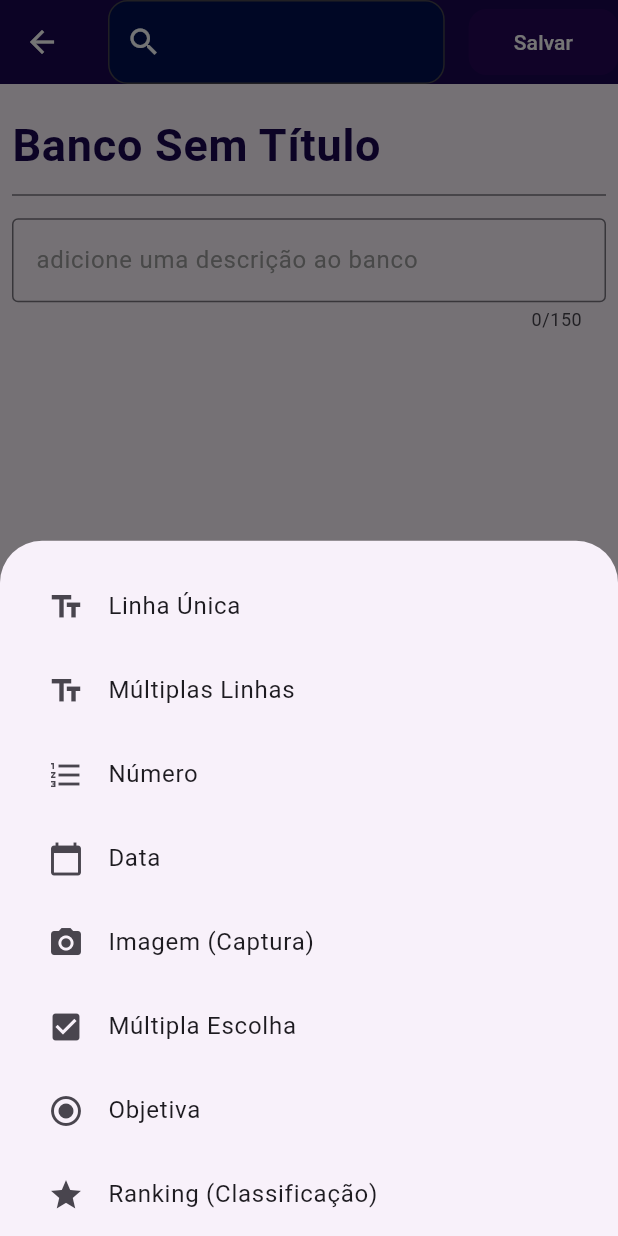
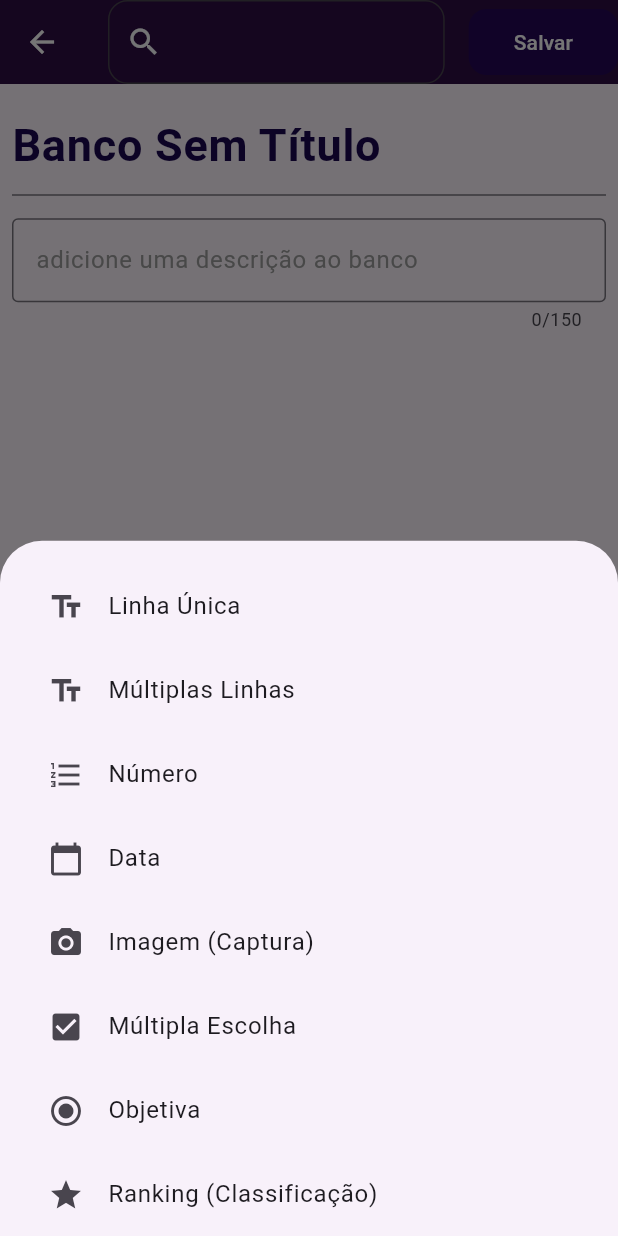
Before and after one commit to RayDaBahia/Engenharia-de-Software, a Flutter app: the CrudBancoQuestoes screen opened by its route, after a tap on the "add" icon, on a phone screen of 412 x 824 dp. Run offline on Flutter 3.47's test engine with Material 3 defaults, Android fonts, the phone set to English and light mode, and no system bars; our stand-ins replace cloud_firestore, firebase_auth, firebase_core, google_sign_in, hive, hive_flutter and 1 more; accounts and stored records are empty.

Commit message:
ajeitando cor

```diff
--- a/uesb_forms/lib/Componentes/menu_lateral.dart
+++ b/uesb_forms/lib/Componentes/menu_lateral.dart
@@ -36,7 +36,7 @@ class MenuLateral extends StatelessWidget {
                 color: Colors.white,
               ),
             ),
-            backgroundColor: const Color.fromARGB(255, 27, 7, 80),
+            backgroundColor:const Color.fromARGB(255, 45, 12, 68),
           ),
           ListTile(
             leading: const Icon(Icons.description),
--- a/uesb_forms/lib/Telas/BancoDeQuestoes/Meus_Bancos.dart
+++ b/uesb_forms/lib/Telas/BancoDeQuestoes/Meus_Bancos.dart
@@ -48,7 +48,7 @@ class _MeusBancosState extends State<MeusBancos> {
       drawer: isFormulario ? null : MenuLateral(),
       appBar: AppBar(
         iconTheme: const IconThemeData(color: Colors.white),
-        backgroundColor: const Color.fromARGB(255, 27, 7, 80),
+        backgroundColor: const Color.fromARGB(255, 45, 12, 68),
         leading: isFormulario
             ? IconButton(
                 icon: const Icon(Icons.arrow_back, color: Colors.white),
--- a/uesb_forms/lib/Telas/BancoDeQuestoes/crud_Banco_Questoes.dart
+++ b/uesb_forms/lib/Telas/BancoDeQuestoes/crud_Banco_Questoes.dart
@@ -83,12 +83,12 @@ class _CrudBancoQuestoesState extends State<CrudBancoQuestoes> {
 
     return Scaffold(
       appBar: AppBar(
-        backgroundColor: const Color.fromARGB(255, 27, 7, 80),
+        backgroundColor: const Color.fromARGB(255, 45, 12, 68),
         title: TextField(
           controller: _questaoFiltro,
           decoration: InputDecoration(
             filled: true,
-            fillColor: const Color.fromARGB(249, 0, 16, 81),
+            fillColor: const Color.fromARGB(255, 45, 12, 68),
             labelText: '',
             labelStyle:
                 TextStyle(color: const Color.fromARGB(255, 255, 255, 255)),
--- a/uesb_forms/lib/main.dart
+++ b/uesb_forms/lib/main.dart
@@ -58,7 +58,7 @@ class MyApp extends StatelessWidget {
           update: (context, authList, previousBancoList) => BancoList(authList),
         ),
        ChangeNotifierProxyProvider<AuthList, QuestionarioList>(
-              create: (_) => QuestionarioList(null), // Inicializa com `null` para evitar erro
+              create: (_) => QuestionarioList(),
               update: (context, authList, previous) => QuestionarioList(authList),
         ),
 
```
